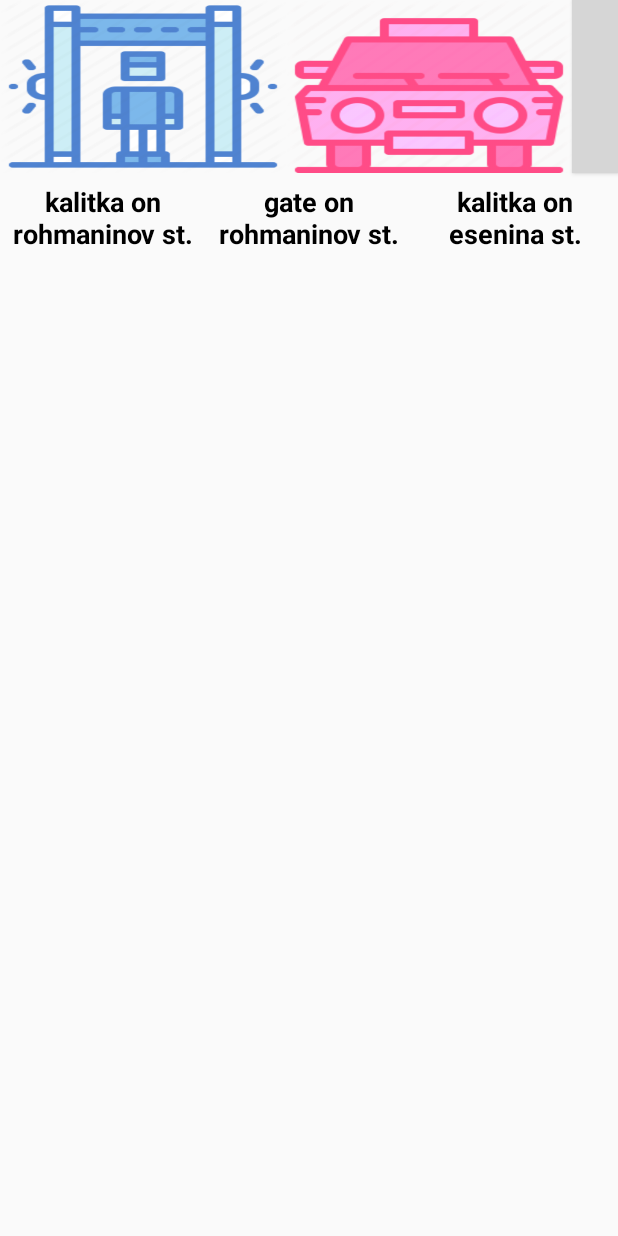
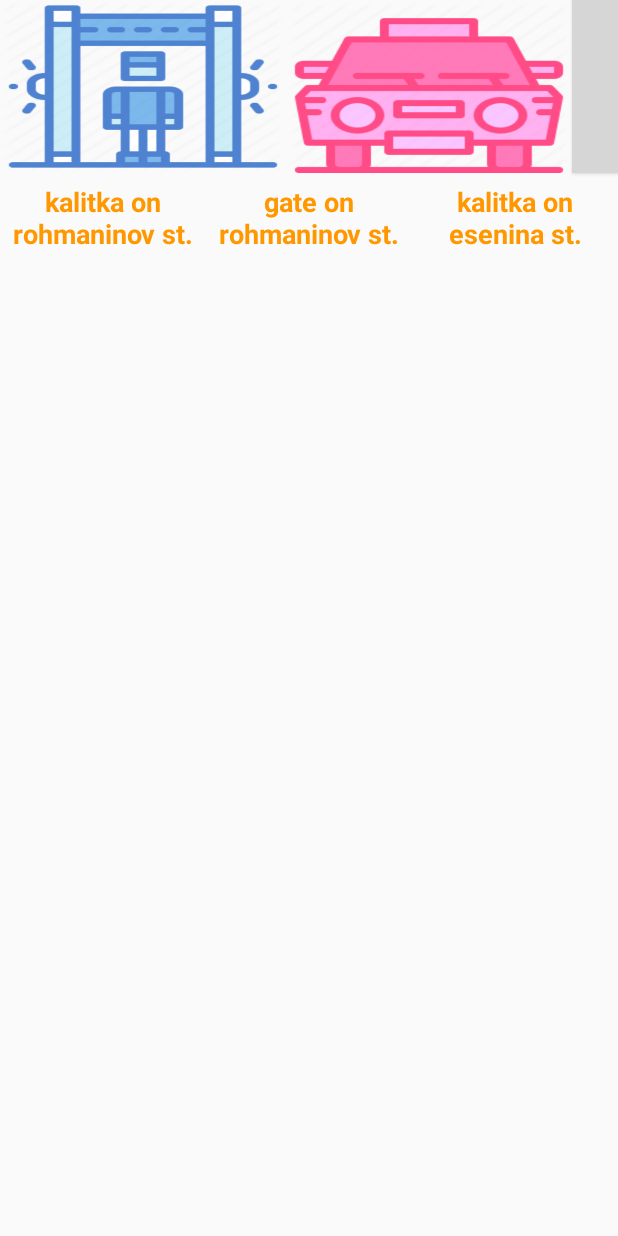
Before and after one commit to shumvlesu/KnockOnGoal, an Android app: the layout widget.xml on its own in the app's theme, with its tools: preview values and no code run, on a phone screen of 412 x 824 dp. Run offline under Robolectric (Android 15) with nearby library versions, the phone set to English and light mode, and no system bars; Roboto replaces fonts that are not available here; grey boxes are pictures that could not be loaded.

Commit message:
Решил проблему с неотображением виджета на некоторых устройствах. Надо добавить минимальные размеры. android:minHeight="XXXdp" android:minResizeHeight="XXXdp" android:minResizeWidth="XXXdp" android:minWidth="XXXdp"

```diff
--- a/app/src/main/res/layout/widget.xml
+++ b/app/src/main/res/layout/widget.xml
@@ -53,7 +53,7 @@
             android:layout_weight="1"
             android:text="@string/name1"
             android:textAlignment="center"
-            android:textColor="@android:color/background_dark"
+            android:textColor="@color/buttonBackground"
             android:textSize="18sp"
             android:textStyle="bold" />
 
@@ -64,7 +64,7 @@
             android:layout_weight="1"
             android:text="@string/name3"
             android:textAlignment="center"
-            android:textColor="@android:color/background_dark"
+            android:textColor="@color/buttonBackground"
             android:textSize="18sp"
             android:textStyle="bold" />
 
@@ -75,7 +75,7 @@
             android:layout_weight="1"
             android:text="@string/name2"
             android:textAlignment="center"
-            android:textColor="@android:color/background_dark"
+            android:textColor="@color/buttonBackground"
             android:textSize="18sp"
             android:textStyle="bold" />
     </LinearLayout>
--- a/app/src/main/res/xml/widget.xml
+++ b/app/src/main/res/xml/widget.xml
@@ -4,4 +4,8 @@
     android:resizeMode="horizontal|vertical"
     android:initialLayout="@layout/widget"
     android:layout_height="wrap_content"
-    android:layout_width="wrap_content"/>
+    android:layout_width="wrap_content"
+    android:minHeight="100dp"
+    android:minResizeHeight="100dp"
+    android:minResizeWidth="100dp"
+    android:minWidth="100dp"/>
```
